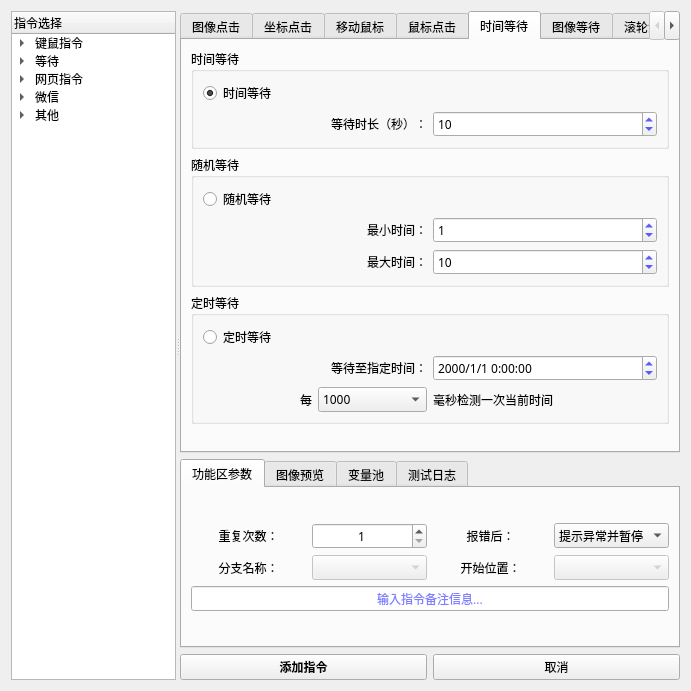
Above: 窗体/navigation.ui from FsterThanLight/automatic_clicker_2 before the change. Below: the same form after it.
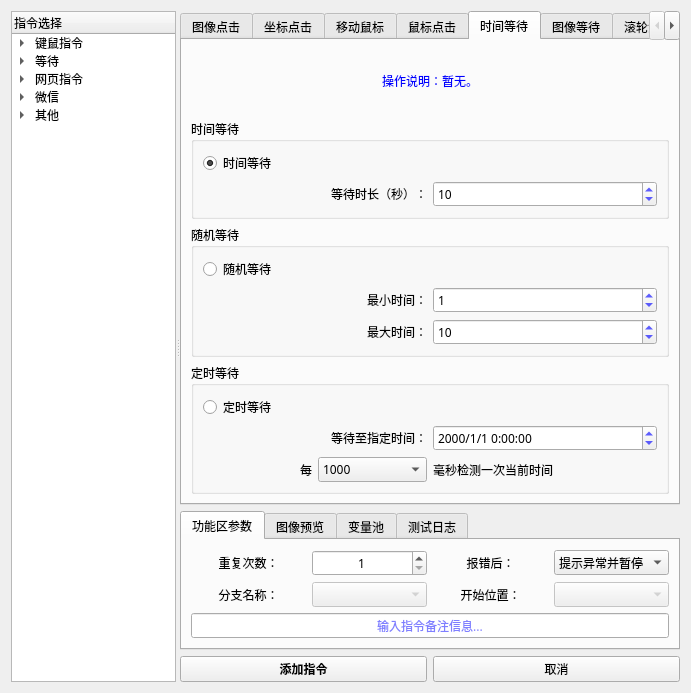
That is the form after the change. The open tabs and pages were chosen to show the change. Icons and pictures are not drawn.

What changed in the file:
```diff
--- a/窗体/navigation.ui
+++ b/窗体/navigation.ui
@@ -7,7 +7,7 @@
     <x>0</x>
     <y>0</y>
     <width>691</width>
-    <height>691</height>
+    <height>693</height>
    </rect>
   </property>
   <property name="font">
@@ -955,6 +955,125 @@
            <string>时间等待</string>
           </attribute>
           <layout class="QVBoxLayout" name="verticalLayout_42">
+           <item>
+            <widget class="QLabel" name="label_88">
+             <property name="sizePolicy">
+              <sizepolicy hsizetype="Preferred" vsizetype="Preferred">
+               <horstretch>0</horstretch>
+               <verstretch>0</verstretch>
+              </sizepolicy>
+             </property>
+             <property name="palette">
+              <palette>
+               <active>
+                <colorrole role="WindowText">
+                 <brush brushstyle="SolidPattern">
+                  <color alpha="255">
+                   <red>0</red>
+                   <green>0</green>
+                   <blue>255</blue>
+                  </color>
+                 </brush>
+                </colorrole>
+                <colorrole role="Text">
+                 <brush brushstyle="SolidPattern">
+                  <color alpha="255">
+                   <red>0</red>
+                   <green>0</green>
+                   <blue>255</blue>
+                  </color>
+                 </brush>
+                </colorrole>
+                <colorrole role="PlaceholderText">
+                 <brush brushstyle="SolidPattern">
+                  <color alpha="128">
+                   <red>0</red>
+                   <green>0</green>
+                   <blue>255</blue>
+                  </color>
+                 </brush>
+                </colorrole>
+               </active>
+               <inactive>
+                <colorrole role="WindowText">
+                 <brush brushstyle="SolidPattern">
+                  <color alpha="255">
+                   <red>0</red>
+                   <green>0</green>
+                   <blue>255</blue>
+                  </color>
+                 </brush>
+                </colorrole>
+                <colorrole role="Text">
+                 <brush brushstyle="SolidPattern">
+                  <color alpha="255">
+                   <red>0</red>
+                   <green>0</green>
+                   <blue>255</blue>
+                  </color>
+                 </brush>
+                </colorrole>
+                <colorrole role="PlaceholderText">
+                 <brush brushstyle="SolidPattern">
+                  <color alpha="128">
+                   <red>0</red>
+                   <green>0</green>
+                   <blue>255</blue>
+                  </color>
+                 </brush>
+                </colorrole>
+               </inactive>
+               <disabled>
+                <colorrole role="WindowText">
+                 <brush brushstyle="SolidPattern">
+                  <color alpha="255">
+                   <red>120</red>
+                   <green>120</green>
+                   <blue>120</blue>
+                  </color>
+                 </brush>
+                </colorrole>
+                <colorrole role="Text">
+                 <brush brushstyle="SolidPattern">
+                  <color alpha="255">
+                   <red>120</red>
+                   <green>120</green>
+                   <blue>120</blue>
+                  </color>
+                 </brush>
+                </colorrole>
+                <colorrole role="PlaceholderText">
+                 <brush brushstyle="SolidPattern">
+                  <color alpha="128">
+                   <red>0</red>
+                   <green>0</green>
+                   <blue>0</blue>
+                  </color>
+                 </brush>
+                </colorrole>
+               </disabled>
+              </palette>
+             </property>
+             <property name="text">
+              <string>操作说明：暂无。</string>
+             </property>
+             <property name="alignment">
+              <set>Qt::AlignCenter</set>
+             </property>
+             <property name="wordWrap">
+              <bool>true</bool>
+             </property>
+             <property name="margin">
+              <number>0</number>
+             </property>
+             <property name="indent">
+              <number>-1</number>
+             </property>
+             <property name="openExternalLinks">
+              <bool>false</bool>
+             </property>
+            </widget>
+           </item>
            <item>
             <widget class="QGroupBox" name="groupBox">
              <property name="title">
@@ -1340,19 +1459,6 @@
              </layout>
             </widget>
            </item>
-           <item>
-            <spacer name="verticalSpacer_17">
-             <property name="orientation">
-              <enum>Qt::Vertical</enum>
-             </property>
-             <property name="sizeHint" stdset="0">
-              <size>
-               <width>20</width>
-               <height>40</height>
-              </size>
-             </property>
-            </spacer>
-           </item>
           </layout>
          </widget>
          <widget class="QWidget" name="tab_19">
```
Left out of the diff: 1556 changed lines with no effect on the pictures.
